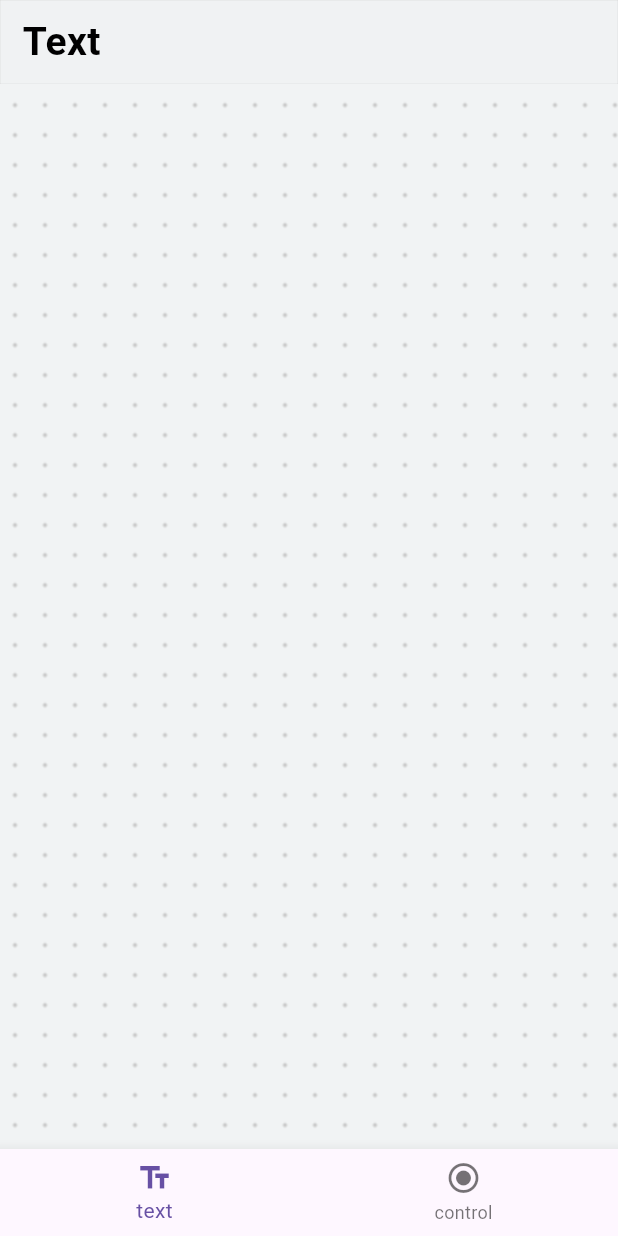
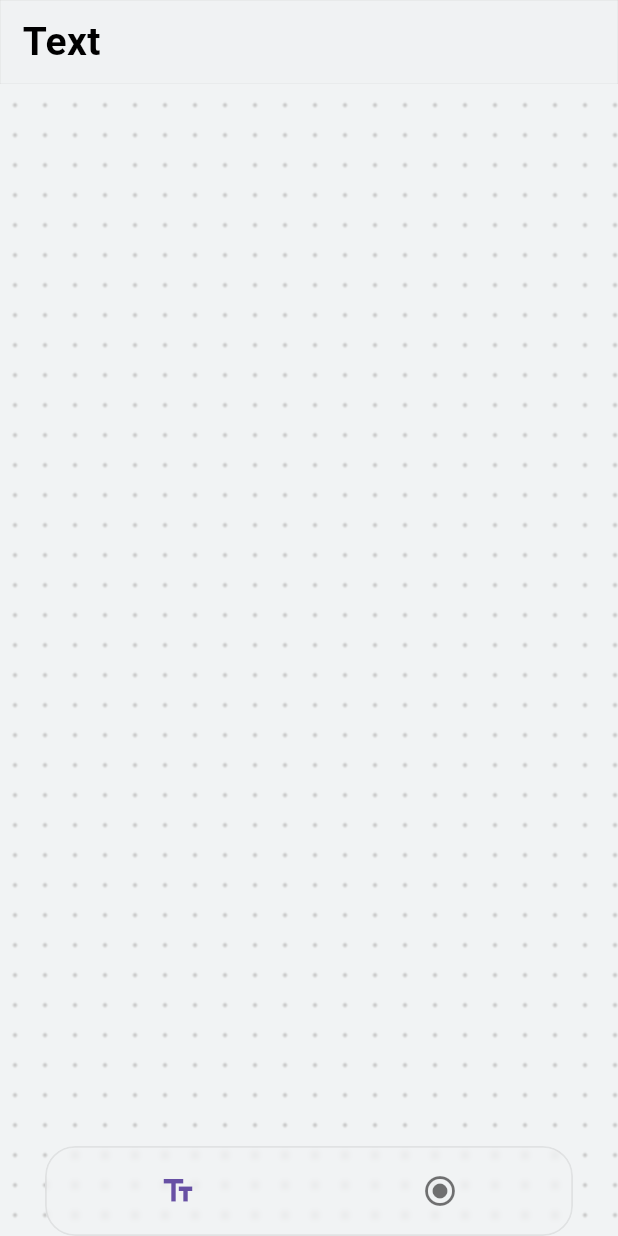
Before and after one commit to blodely/LYFlutterUtils, a Flutter app: the screen it shows after launch, on a phone screen of 412 x 824 dp. Run offline on Flutter 3.47's test engine with Material 3 defaults, Android fonts, the phone set to English and light mode, and no system bars.

Commit message:
[Add] tabbar dock style

```diff
--- a/example/lib/scene/scene_center.dart
+++ b/example/lib/scene/scene_center.dart
@@ -1,4 +1,5 @@
 import 'package:flutter/material.dart';
+import 'package:ly_flutter_utils/ly_tabbar_dockstyle.dart';
 import 'package:ly_flutter_utils_example/scene/page_control.dart';
 import 'package:ly_flutter_utils_example/scene/page_text.dart';
 
@@ -14,22 +15,21 @@ class _SceneCenterState extends State<SceneCenter> {
 
   // Demo pages
   List<Widget> pages = [PageText(), PageControl()];
-  List<BottomNavigationBarItem> items = [
-    BottomNavigationBarItem(icon: Icon(Icons.text_fields), label: 'text'),
-    BottomNavigationBarItem(
-      icon: Icon(Icons.radio_button_checked),
-      label: 'control',
-    ),
+  List<Icon> items = [
+    Icon(Icons.text_fields),
+    Icon(Icons.radio_button_checked),
   ];
 
   @override
   Widget build(BuildContext context) {
     return Scaffold(
+      extendBody: true,
       body: SafeArea(top: false, bottom: false, child: pages[tabidx]),
-      bottomNavigationBar: BottomNavigationBar(
-        currentIndex: tabidx,
+      bottomNavigationBar: LYTabbarDockstyle(
+        tabIdx: tabidx,
+        horizontalMargin: 30,
         items: items,
-        onTap: (value) {
+        ontap: (value) {
           tabidx = value;
           setState(() {});
         },
--- /dev/null
+++ b/lib/ly_tabbar_dockstyle.dart
@@ -0,0 +1,61 @@
+import 'package:flutter/material.dart';
+import 'package:ly_flutter_utils/ly_utils.dart';
+
+class LYTabbarDockstyle extends StatelessWidget {
+  final double horizontalMargin;
+
+  final int tabIdx;
+  final ValueChanged<int>? ontap;
+  final List<Widget> items;
+  const LYTabbarDockstyle({
+    super.key,
+    this.horizontalMargin = 10,
+    required this.tabIdx,
+    this.ontap,
+    this.items = const <Widget>[],
+  });
+
+  @override
+  Widget build(BuildContext context) {
+    // prepare bar items
+    List<BottomNavigationBarItem> baritems = [];
+    for (Widget one in items) {
+      BottomNavigationBarItem item = BottomNavigationBarItem(
+        icon: one,
+        label: '',
+      );
+      baritems.add(item);
+    }
+    return SafeArea(
+      bottom: true,
+      child: LYGlassContainer(
+        sigma: 2.3,
+        height: 60,
+        cornerRadius: 20,
+        margin: EdgeInsets.only(
+          left: horizontalMargin,
+          right: horizontalMargin,
+        ),
+        child: BottomNavigationBar(
+          // STYLE
+          type: BottomNavigationBarType.fixed,
+          backgroundColor: Colors.transparent,
+          elevation: 0,
+
+          // HIDE LABEL
+          showSelectedLabels: false,
+          showUnselectedLabels: false,
+
+          // FIX ICON VERTICIAL OFFSET
+          selectedFontSize: 0,
+          unselectedFontSize: 0,
+
+          // BAR OPS
+          items: baritems,
+          currentIndex: tabIdx,
+          onTap: ontap,
+        ),
+      ),
+    );
+  }
+}
```
